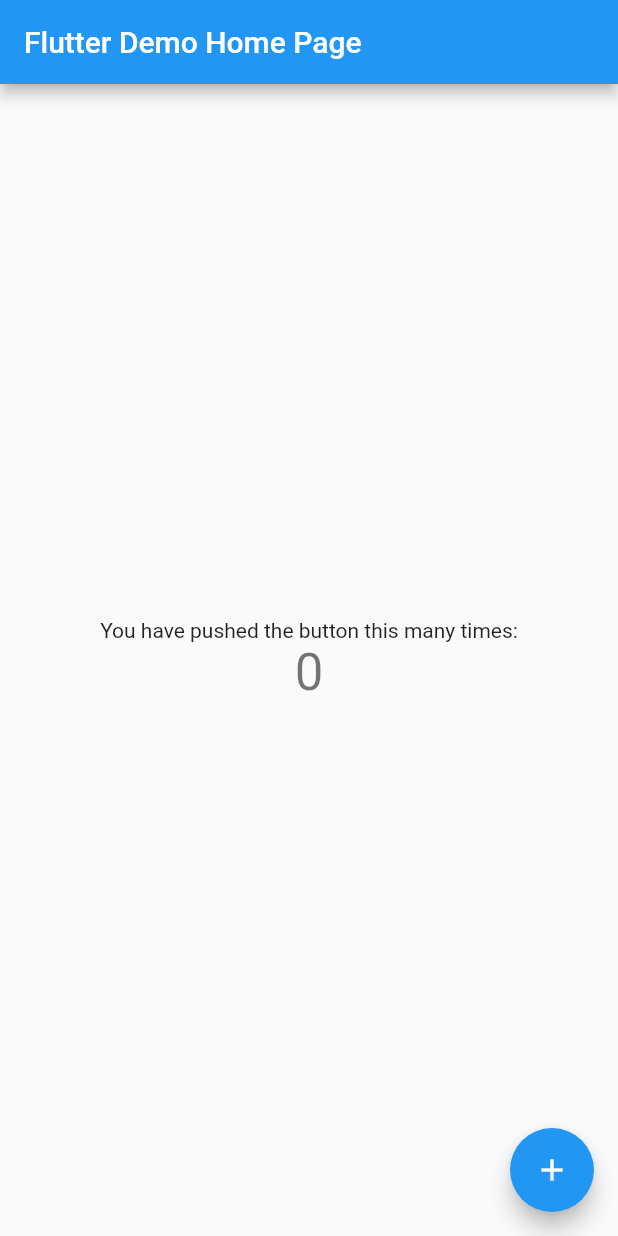
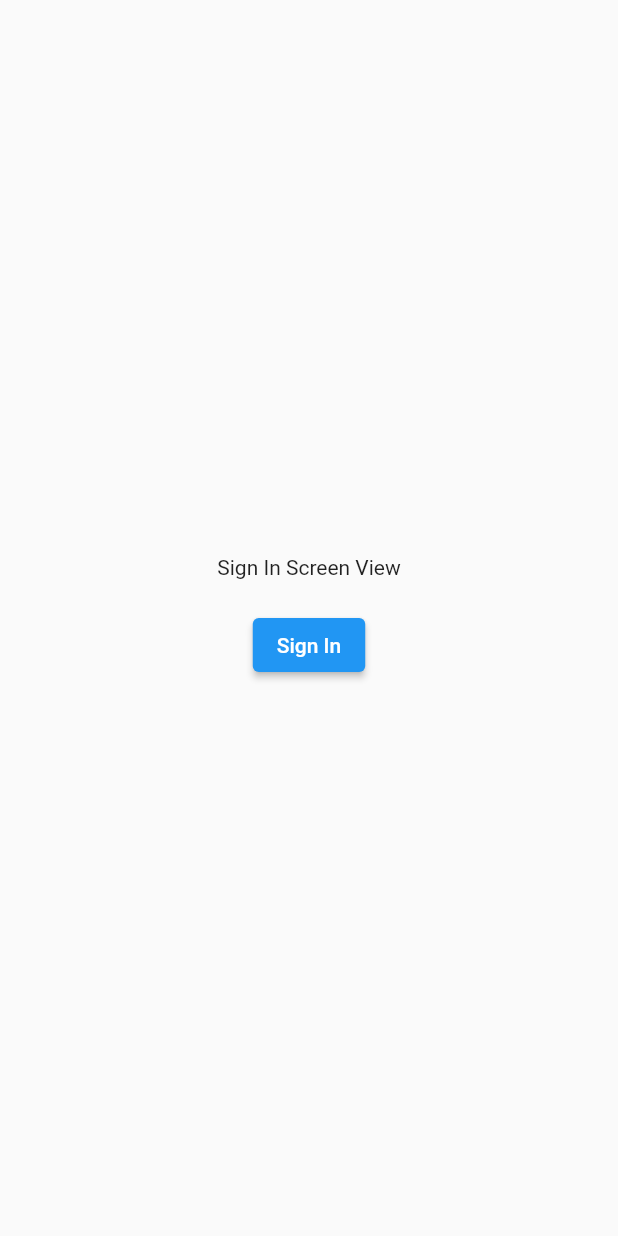
Before and after one commit to ShinMyth/The-Vault, a Flutter app: the screen it shows after launch, on a phone screen of 412 x 824 dp. Run offline on Flutter 3.47's test engine with Material 2 defaults, Android fonts, the phone set to English and light mode, and no system bars.

Commit message:
Keith (UI - Ongoing) 2023-01-01

```diff
--- a/lib/main.dart
+++ b/lib/main.dart
@@ -1,3 +1,4 @@
+import 'package:vault/screens/splash_screen/splash_screen_view.dart';
 import 'package:flutter/material.dart';
 
 void main() {
@@ -7,109 +8,11 @@ void main() {
 class MyApp extends StatelessWidget {
   const MyApp({Key? key}) : super(key: key);
 
-  // This widget is the root of your application.
   @override
   Widget build(BuildContext context) {
-    return MaterialApp(
-      title: 'Flutter Demo',
-      theme: ThemeData(
-        // This is the theme of your application.
-        //
-        // Try running your application with "flutter run". You'll see the
-        // application has a blue toolbar. Then, without quitting the app, try
-        // changing the primarySwatch below to Colors.green and then invoke
-        // "hot reload" (press "r" in the console where you ran "flutter run",
-        // or simply save your changes to "hot reload" in a Flutter IDE).
-        // Notice that the counter didn't reset back to zero; the application
-        // is not restarted.
-        primarySwatch: Colors.blue,
-      ),
-      home: const MyHomePage(title: 'Flutter Demo Home Page'),
+    return const MaterialApp(
+      title: 'The Vault',
+      home: SplashScreenView(),
     );
   }
 }
-
-class MyHomePage extends StatefulWidget {
-  const MyHomePage({Key? key, required this.title}) : super(key: key);
-
-  // This widget is the home page of your application. It is stateful, meaning
-  // that it has a State object (defined below) that contains fields that affect
-  // how it looks.
-
-  // This class is the configuration for the state. It holds the values (in this
-  // case the title) provided by the parent (in this case the App widget) and
-  // used by the build method of the State. Fields in a Widget subclass are
-  // always marked "final".
-
-  final String title;
-
-  @override
-  State<MyHomePage> createState() => _MyHomePageState();
-}
-
-class _MyHomePageState extends State<MyHomePage> {
-  int _counter = 0;
-
-  void _incrementCounter() {
-    setState(() {
-      // This call to setState tells the Flutter framework that something has
-      // changed in this State, which causes it to rerun the build method below
-      // so that the display can reflect the updated values. If we changed
-      // _counter without calling setState(), then the build method would not be
-      // called again, and so nothing would appear to happen.
-      _counter++;
-    });
-  }
-
-  @override
-  Widget build(BuildContext context) {
-    // This method is rerun every time setState is called, for instance as done
-    // by the _incrementCounter method above.
-    //
-    // The Flutter framework has been optimized to make rerunning build methods
-    // fast, so that you can just rebuild anything that needs updating rather
-    // than having to individually change instances of widgets.
-    return Scaffold(
-      appBar: AppBar(
-        // Here we take the value from the MyHomePage object that was created by
-        // the App.build method, and use it to set our appbar title.
-        title: Text(widget.title),
-      ),
-      body: Center(
-        // Center is a layout widget. It takes a single child and positions it
-        // in the middle of the parent.
-        child: Column(
-          // Column is also a layout widget. It takes a list of children and
-          // arranges them vertically. By default, it sizes itself to fit its
-          // children horizontally, and tries to be as tall as its parent.
-          //
-          // Invoke "debug painting" (press "p" in the console, choose the
-          // "Toggle Debug Paint" action from the Flutter Inspector in Android
-          // Studio, or the "Toggle Debug Paint" command in Visual Studio Code)
-          // to see the wireframe for each widget.
-          //
-          // Column has various properties to control how it sizes itself and
-          // how it positions its children. Here we use mainAxisAlignment to
-          // center the children vertically; the main axis here is the vertical
-          // axis because Columns are vertical (the cross axis would be
-          // horizontal).
-          mainAxisAlignment: MainAxisAlignment.center,
-          children: <Widget>[
-            const Text(
-              'You have pushed the button this many times:',
-            ),
-            Text(
-              '$_counter',
-              style: Theme.of(context).textTheme.headline4,
-            ),
-          ],
-        ),
-      ),
-      floatingActionButton: FloatingActionButton(
-        onPressed: _incrementCounter,
-        tooltip: 'Increment',
-        child: const Icon(Icons.add),
-      ), // This trailing comma makes auto-formatting nicer for build methods.
-    );
-  }
-}
--- /dev/null
+++ b/lib/screens/sign_in_screen/sign_in_screen_view.dart
@@ -0,0 +1,36 @@
+import 'package:vault/screens/accounts_screen/accounts_screen_view.dart';
+import 'package:flutter/material.dart';
+
+class SignInScreenView extends StatefulWidget {
+  const SignInScreenView({Key? key}) : super(key: key);
+
+  @override
+  State<SignInScreenView> createState() => _SignInScreenViewState();
+}
+
+class _SignInScreenViewState extends State<SignInScreenView> {
+  @override
+  Widget build(BuildContext context) {
+    return Scaffold(
+      body: Center(
+        child: Column(
+          mainAxisSize: MainAxisSize.min,
+          children: [
+            const Text("Sign In Screen View"),
+            const SizedBox(height: 20),
+            ElevatedButton(
+              onPressed: () {
+                Navigator.pushReplacement(
+                  context,
+                  MaterialPageRoute(
+                      builder: (builder) => const AccountsScreenView()),
+                );
+              },
+              child: const Text("Sign In"),
+            )
+          ],
+        ),
+      ),
+    );
+  }
+}
```
Also changed, not shown: lib/screens/account_details_screen/account_details_screen.dart (added, +24 -0 lines), lib/screens/accounts_screen/accounts_screen_view.dart (added, +44 -0 lines), lib/screens/splash_screen/splash_screen_view.dart (added, +34 -0 lines), 3 other files.
